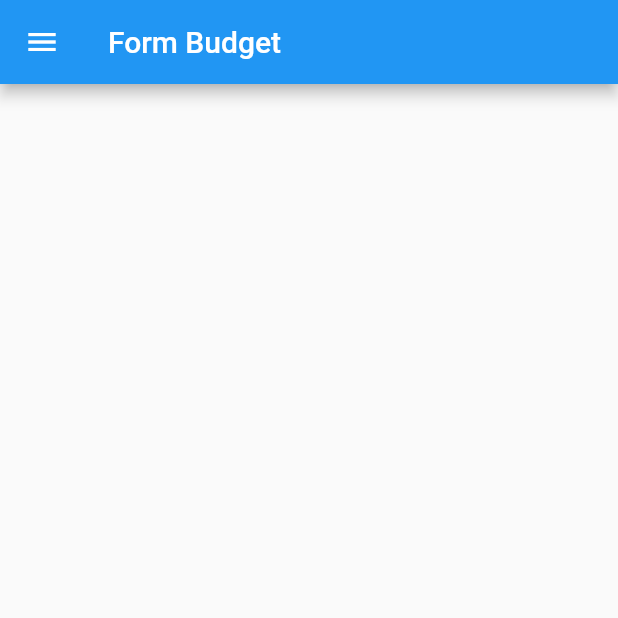
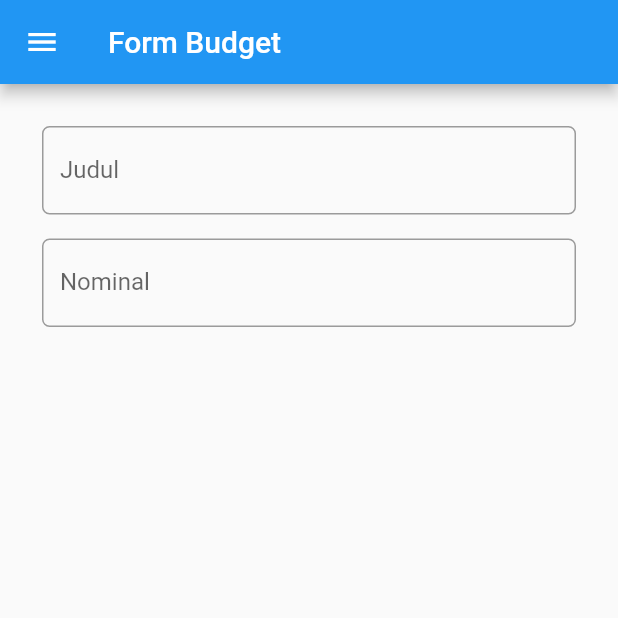
Before and after one commit to iqbalpa/pbp-flutter-lab, a Flutter app: the screen it shows after launch, in the side drawer, after a tap on "Tambah Budget", on a phone screen of 412 x 824 dp, the top half of it. Run offline on Flutter 3.47's test engine with Material 2 defaults, Android fonts, the phone set to English and light mode, and no system bars.

Commit message:
Tugas 8: create Text form field for judul and nominal

```diff
--- a/lib/formBudget.dart
+++ b/lib/formBudget.dart
@@ -10,6 +10,10 @@ class FormBudget extends StatefulWidget {
 }
 
 class _FormBudgetState extends State<FormBudget> {
+  final _formKey = GlobalKey<FormState>();
+  String _judul = "";
+  String _nominal = "";
+
   @override
   Widget build(BuildContext context) {
     return Scaffold(
@@ -40,6 +44,70 @@ class _FormBudgetState extends State<FormBudget> {
           ],
         ),
       ),
+      body: Form(
+        key: _formKey,
+        child: SingleChildScrollView(
+          child: Container(
+            padding: const EdgeInsets.all(20.0),
+            child: Column(
+              children: [
+                Padding(
+                  padding: const EdgeInsets.all(8.0),
+                  child: TextFormField(
+                    decoration: InputDecoration(
+                        labelText: "Judul",
+                        border: OutlineInputBorder(
+                          borderRadius: BorderRadius.circular(5.0),
+                        )),
+                    onChanged: (String? value) {
+                      setState(() {
+                        _judul = value!;
+                      });
+                    },
+                    onSaved: (String? value) {
+                      setState(() {
+                        _judul = value!;
+                      });
+                    },
+                    validator: (String? value) {
+                      if (value == null || value.isEmpty) {
+                        return "Judul tidak boleh kosong!";
+                      }
+                      return null;
+                    },
+                  ),
+                ),
+                Padding(
+                  padding: const EdgeInsets.all(8.0),
+                  child: TextFormField(
+                    decoration: InputDecoration(
+                        labelText: "Nominal",
+                        border: OutlineInputBorder(
+                          borderRadius: BorderRadius.circular(5.0),
+                        )),
+                    onChanged: (String? value) {
+                      setState(() {
+                        _judul = value!;
+                      });
+                    },
+                    onSaved: (String? value) {
+                      setState(() {
+                        _judul = value!;
+                      });
+                    },
+                    validator: (String? value) {
+                      if (value == null || value.isEmpty) {
+                        return "Nominal tidak boleh kosong!";
+                      }
+                      return null;
+                    },
+                  ),
+                ),
+              ],
+            ),
+          ),
+        ),
+      ),
     );
   }
 }
```
